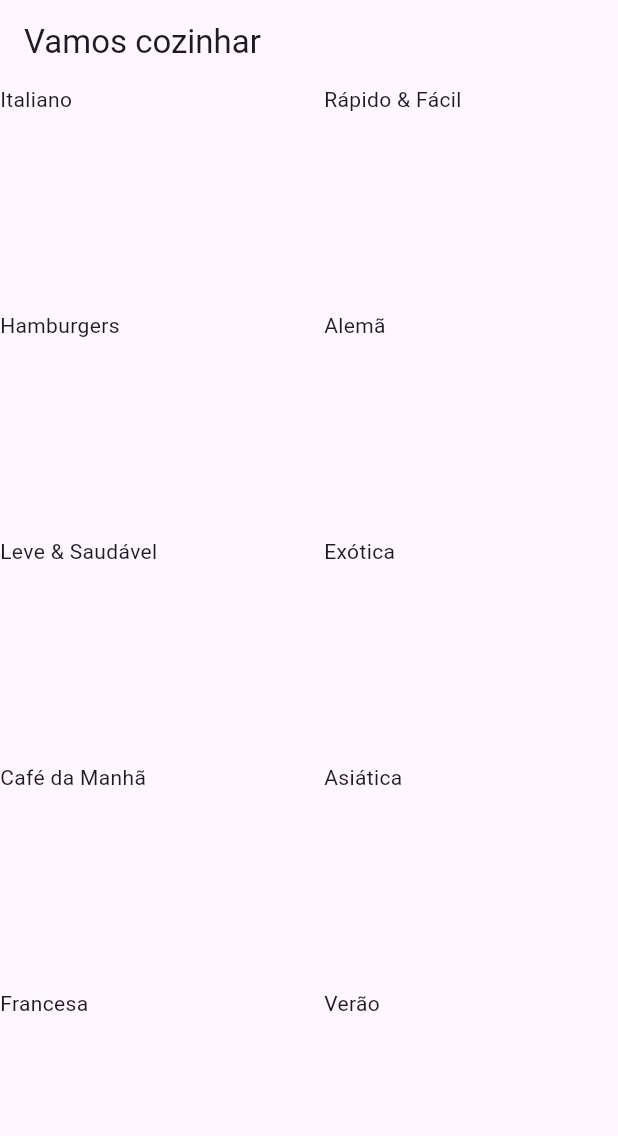
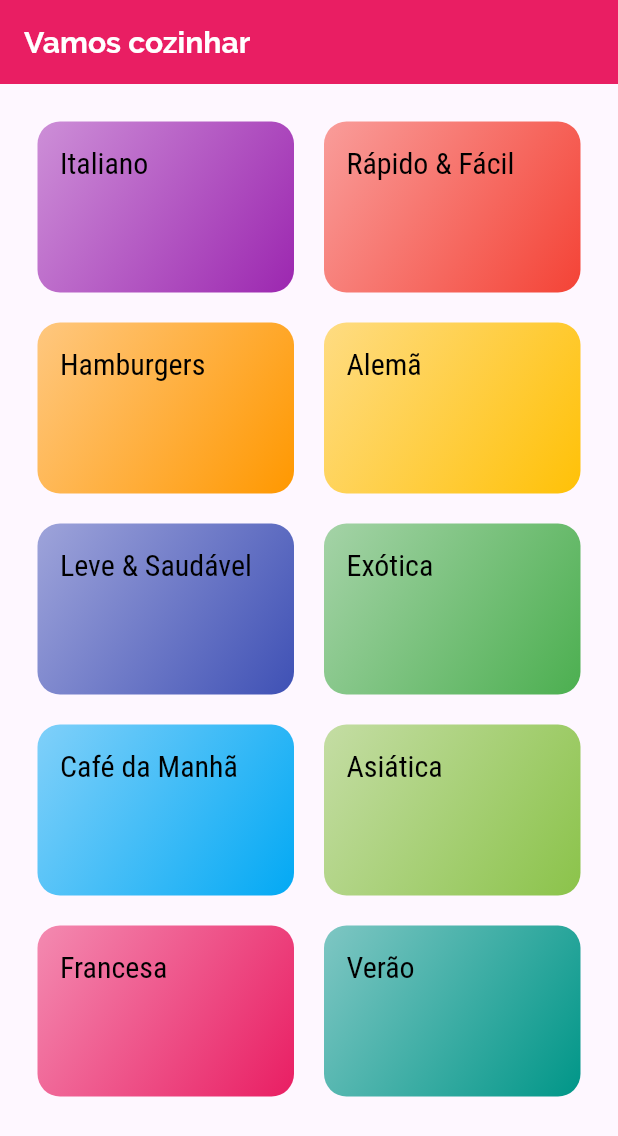
Before and after one commit to MatheusGMartins/meals, a Flutter app: the screen it shows after launch, on a phone screen of 412 x 824 dp. Shown: the top 1136 px of the screen. Run offline on Flutter 3.47's test engine with Material 3 defaults, Android fonts, the phone set to English and light mode, and no system bars.

Commit message:
Criação de uma nova tela com rotas

```diff
--- /dev/null
+++ b/lib/components/adaptative_app_bar.dart
@@ -0,0 +1,23 @@
+import 'package:flutter/material.dart';
+
+class AdaptativeAppBar extends StatelessWidget implements PreferredSizeWidget{
+  final String label;
+  const AdaptativeAppBar(this.label, {super.key});
+
+  @override
+  Widget build(BuildContext context) {
+    return AppBar(
+      title: SizedBox(
+        width: MediaQuery.of(context).size.width,
+        child: Text(
+          label,
+          textAlign: TextAlign.start,
+        ),
+      ),
+      backgroundColor: Theme.of(context).colorScheme.primary,
+    );
+  }
+
+  @override
+  Size get preferredSize => const Size.fromHeight(kToolbarHeight);
+}
--- a/lib/components/category_item.dart
+++ b/lib/components/category_item.dart
@@ -1,16 +1,43 @@
 import 'package:flutter/material.dart';
-
+import 'package:meals/screens/categories_meals_screen.dart';
 import '../models/category.dart';
 
 class CategoryItem extends StatelessWidget {
   final Category category;
 
   const CategoryItem(this.category, {super.key});
+  void _selectCategory(BuildContext context) {
+    Navigator.of(context).push(MaterialPageRoute(
+      builder: (_) {
+        return CategoriesMealsScreen(category);
+      },
+    ));
+  }
 
   @override
   Widget build(BuildContext context) {
-    return  Container(
-      child: Text(category.title),
+    return InkWell(
+      onTap: () => _selectCategory(context),
+      splashColor: Theme.of(context).primaryColor,
+      borderRadius: BorderRadius.circular(15),
+      child: Container(
+        padding: const EdgeInsets.all(15),
+        decoration: BoxDecoration(
+          borderRadius: BorderRadius.circular(15),
+          gradient: LinearGradient(
+            colors: [
+              category.color.withOpacity(0.5),
+              category.color,
+            ],
+            begin: Alignment.topLeft,
+            end: Alignment.bottomRight,
+          ),
+        ),
+        child: Text(
+          category.title,
+          style: Theme.of(context).textTheme.titleLarge,
+        ),
+      ),
     );
   }
 }
--- a/lib/main.dart
+++ b/lib/main.dart
@@ -8,11 +8,32 @@ class MyApp extends StatelessWidget {
 
   @override
   Widget build(BuildContext context) {
+    final ThemeData theme = ThemeData(
+      primarySwatch: Colors.blue,
+      fontFamily: 'Raleway',
+    );
     return MaterialApp(
       title: 'DeliMeals',
-      theme: ThemeData(
-        primarySwatch: Colors.blue,
-      ),
+      theme: theme.copyWith(
+          colorScheme: theme.colorScheme.copyWith(
+            primary: Colors.pink,
+            secondary: Colors.amber,
+          ),
+          canvasColor: const Color.fromRGBO(255, 254, 229, 1),
+          textTheme: ThemeData.light().textTheme.copyWith(
+                titleLarge: const TextStyle(
+                  fontSize: 20,
+                  fontFamily: 'RobotoCondensed',
+                  color: Colors.black
+                ),
+              ),
+          appBarTheme: const AppBarTheme(
+            titleTextStyle: TextStyle(
+              fontFamily: 'Raleway',
+              fontSize: 20,
+              fontWeight: FontWeight.bold,
+            ),
+          )),
       home: const CategoriesScreen(),
     );
   }
--- /dev/null
+++ b/lib/screens/categories_meals_screen.dart
@@ -0,0 +1,19 @@
+import 'package:flutter/material.dart';
+import 'package:meals/components/adaptative_app_bar.dart';
+import '../models/category.dart';
+
+class CategoriesMealsScreen extends StatelessWidget {
+  final Category category;
+
+  const CategoriesMealsScreen(this.category, {super.key});
+
+  @override
+  Widget build(BuildContext context) {
+    return Scaffold(
+      appBar: AdaptativeAppBar(category.title),
+      body: Center(
+        child: Text('Receitas por categoria. ${category.id}'),
+      ),
+    );
+  }
+}
--- a/lib/screens/categories_screen.dart
+++ b/lib/screens/categories_screen.dart
@@ -1,4 +1,5 @@
 import 'package:flutter/material.dart';
+import 'package:meals/components/adaptative_app_bar.dart';
 import 'package:meals/components/category_item.dart';
 import 'package:meals/data/dummy_data.dart';
 
@@ -8,15 +9,14 @@ class CategoriesScreen extends StatelessWidget {
   @override
   Widget build(BuildContext context) {
     return Scaffold(
-      appBar: AppBar(
-        title: const Text('Vamos cozinhar'),
-      ),
+      appBar: const AdaptativeAppBar('Vamos cozinhar'),
       body: GridView(
+        padding: const EdgeInsets.all(25),
         gridDelegate: const SliverGridDelegateWithMaxCrossAxisExtent(
           maxCrossAxisExtent: 200,
           childAspectRatio: 3 / 2,
           crossAxisSpacing: 20,
-           mainAxisSpacing: 20,
+          mainAxisSpacing: 20,
         ),
         children: dummyCategories.map((cat) => CategoryItem(cat)).toList(),
       ),
```
Also changed, not shown: pubspec.yaml (+17 -11 lines), assets/fonts/Raleway-Black.ttf (added), assets/fonts/Raleway-Bold.ttf (added), assets/fonts/Raleway-Regular.ttf (added), assets/fonts/RobotoCondensed-Bold.ttf (added), assets/fonts/RobotoCondensed-Italic.ttf (added), assets/fonts/RobotoCondensed-Light.ttf (added), assets/fonts/RobotoCondensed-Regular.ttf (added).
